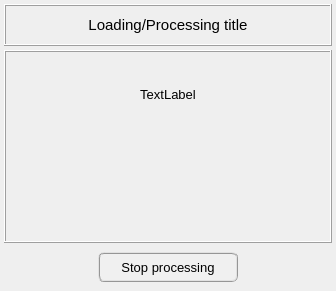
First picture: the form in pulse/interface/ui_files/messages/loading_window.ui, repository open-pulse/OpenPulse, before the edit.
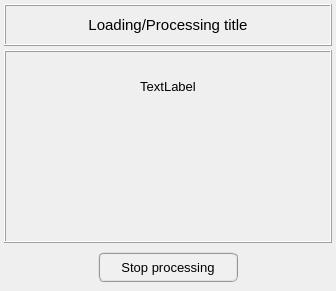
Second picture: the form after the edit.

```diff
--- a/pulse/interface/ui_files/messages/loading_window.ui
+++ b/pulse/interface/ui_files/messages/loading_window.ui
@@ -220,27 +220,43 @@
         </property>
         <layout class="QGridLayout" name="gridLayout_6">
          <item row="0" column="0">
-          <widget class="QFrame" name="frame_5">
-           <property name="frameShape">
-            <enum>QFrame::NoFrame</enum>
+          <spacer name="horizontalSpacer">
+           <property name="orientation">
+            <enum>Qt::Horizontal</enum>
            </property>
-           <property name="frameShadow">
-            <enum>QFrame::Raised</enum>
+           <property name="sizeHint" stdset="0">
+            <size>
+             <width>40</width>
+             <height>20</height>
+            </size>
            </property>
-          </widget>
+          </spacer>
          </item>
-         <item row="0" column="1" alignment="Qt::AlignHCenter|Qt::AlignVCenter">
+         <item row="0" column="2">
+          <spacer name="horizontalSpacer_2">
+           <property name="orientation">
+            <enum>Qt::Horizontal</enum>
+           </property>
+           <property name="sizeHint" stdset="0">
+            <size>
+             <width>40</width>
+             <height>20</height>
+            </size>
+           </property>
+          </spacer>
+         </item>
+         <item row="0" column="1">
           <widget class="QLabel" name="label_animation">
            <property name="minimumSize">
             <size>
-             <width>0</width>
-             <height>0</height>
+             <width>100</width>
+             <height>100</height>
             </size>
            </property>
            <property name="maximumSize">
             <size>
-             <width>200</width>
-             <height>180</height>
+             <width>100</width>
+             <height>100</height>
             </size>
            </property>
            <property name="font">
```
Left out of the diff: 13 changed lines with no effect on the pictures.
